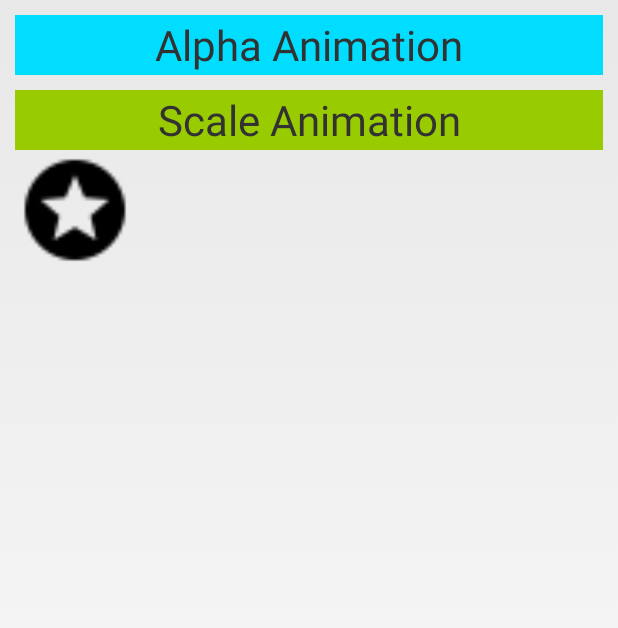
After one commit to M-Ellen/AnimationDemo, an Android app: the InterpolatorTestActivity screen opened directly, with no data from a screen before it, on a phone screen of 412 x 824 dp. The commit adds this screen. Shown: the top 628 px of the screen. Run offline under Robolectric (Android 15) with nearby library versions, the phone set to English and light mode, and no system bars.

Commit message:
add Intepolator test

```diff
--- a/app/src/main/java/com/example/animation/AlphaTestActivity.java
+++ b/app/src/main/java/com/example/animation/AlphaTestActivity.java
@@ -16,7 +16,7 @@ public class AlphaTestActivity extends BaseActivity {
      */
     @Override
     protected void starXmlAnimation() {
-
+        mImage.clearAnimation();
         Animation animation = AnimationUtils.loadAnimation(this, R.anim.alpha);
         mImage.startAnimation(animation);
     }
@@ -26,6 +26,7 @@ public class AlphaTestActivity extends BaseActivity {
      */
     @Override
     protected void starCodeAnimation() {
+        mImage.clearAnimation();
         AlphaAnimation alphaAnimation = new AlphaAnimation(0f, 1f);
         alphaAnimation.setDuration(3000);
         mImage.startAnimation(alphaAnimation);
--- /dev/null
+++ b/app/src/main/java/com/example/animation/InterpolatorTestActivity.java
@@ -0,0 +1,14 @@
+package com.example.animation;
+
+import android.app.Activity;
+import android.os.Bundle;
+
+
+public class InterpolatorTestActivity extends Activity {
+
+    @Override
+    protected void onCreate(Bundle savedInstanceState) {
+        super.onCreate(savedInstanceState);
+        setContentView(R.layout.activity_interpolator_test);
+    }
+}
--- a/app/src/main/java/com/example/animation/RotateTestActivity.java
+++ b/app/src/main/java/com/example/animation/RotateTestActivity.java
@@ -16,7 +16,7 @@ public class RotateTestActivity extends BaseActivity {
      */
     @Override
     protected void starXmlAnimation() {
-
+        mImage.clearAnimation();
         Animation animation = AnimationUtils.loadAnimation(mContext, R.anim.rotate);
         mImage.startAnimation(animation);
     }
@@ -26,6 +26,7 @@ public class RotateTestActivity extends BaseActivity {
      */
     @Override
     protected void starCodeAnimation() {
+        mImage.clearAnimation();
         RotateAnimation rotateAnimation = new RotateAnimation(0,180);
         rotateAnimation.setDuration(3000);
         mImage.startAnimation(rotateAnimation);
--- a/app/src/main/java/com/example/animation/ScaleTestActivity.java
+++ b/app/src/main/java/com/example/animation/ScaleTestActivity.java
@@ -22,6 +22,7 @@ public class ScaleTestActivity extends BaseActivity {
     @TargetApi(Build.VERSION_CODES.LOLLIPOP)
     @Override
     protected void starXmlAnimation() {
+        mImage.clearAnimation();
         Animation animation = AnimationUtils.loadAnimation(mContext, R.anim.scale);
         mImage.startAnimation(animation);
 
@@ -32,6 +33,7 @@ public class ScaleTestActivity extends BaseActivity {
      */
     @Override
     protected void starCodeAnimation() {
+        mImage.clearAnimation();
         ScaleAnimation scaleAnimation = new ScaleAnimation(0, 1, 0, 1, Animation.RELATIVE_TO_SELF, 0.5f, Animation.RELATIVE_TO_SELF, 0.5f);
 //        ScaleAnimation scaleAnimation = new ScaleAnimation(0, 1, 0, 1, Animation.RELATIVE_TO_PARENT, 0.5f, Animation.RELATIVE_TO_PARENT, 0.5f);
         scaleAnimation.setDuration(3000);
--- /dev/null
+++ b/app/src/main/res/layout/activity_interpolator_test.xml
@@ -0,0 +1,37 @@
+<?xml version="1.0" encoding="utf-8"?>
+<LinearLayout
+    xmlns:android="http://schemas.android.com/apk/res/android"
+    xmlns:tools="http://schemas.android.com/tools"
+    android:layout_width="match_parent"
+    android:layout_height="match_parent"
+    android:orientation="vertical"
+    android:padding="10dp"
+    tools:context="com.example.animation.InterpolatorTestActivity">
+
+    <TextView
+        android:id="@+id/tv_linear"
+        android:gravity="center"
+        android:layout_width="match_parent"
+        android:layout_height="40dp"
+        android:text="Alpha Animation"
+        android:background="@android:color/holo_blue_bright"
+        android:textSize="28sp"/>
+
+    <TextView
+        android:id="@+id/tv_scale"
+        android:gravity="center"
+        android:layout_width="match_parent"
+        android:layout_height="40dp"
+        android:layout_marginTop="10dp"
+        android:text="Scale Animation"
+        android:background="@android:color/holo_green_light"
+        android:textSize="28sp"/>
+
+
+    <ImageView
+        android:id="@+id/iv_test_Inter"
+        android:src="@mipmap/ic_stars"
+        android:layout_width="80dp"
+        android:layout_height="80dp"/>
+
+</LinearLayout>
```
Also changed, not shown: app/src/main/AndroidManifest.xml (+8 -6 lines), app/src/main/java/com/example/animation/MainActivity.java (+7 -0 lines), app/src/main/java/com/example/animation/TranslateTestActivity.java (+2 -25 lines), app/src/main/res/layout/activity_main.xml (+10 -0 lines), app/src/main/res/mipmap-hdpi/ic_stars.png (added).
